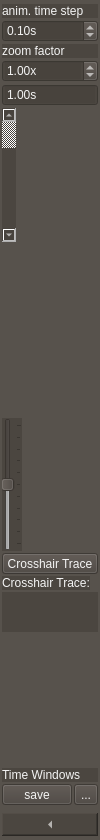
This is src/pyphoplacecellanalysis/GUI/Qt/ZoomAndNavigationSidebarControls/Spike3DRasterLeftSidebarControlBarWidget.ui in CommanderPho/pyPhoPlaceCellAnalysis as Qt 5 draws it before an edit. The edited form follows.
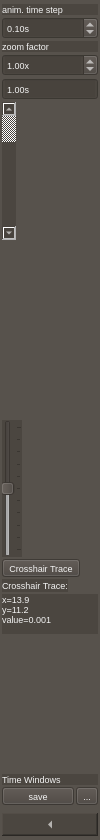
This is the edited form. Icons and pictures are not drawn. Custom widgets are drawn as their Qt base class.

Commit message: made left sidebar trace crosshair font smaller to see posterior values -- works for CustomMatplotlibWidget-based tracks

The edit to the form file:
```diff
--- a/src/pyphoplacecellanalysis/GUI/Qt/ZoomAndNavigationSidebarControls/Spike3DRasterLeftSidebarControlBarWidget.ui
+++ b/src/pyphoplacecellanalysis/GUI/Qt/ZoomAndNavigationSidebarControls/Spike3DRasterLeftSidebarControlBarWidget.ui
@@ -28,6 +28,11 @@
     <height>0</height>
    </size>
   </property>
+  <property name="font">
+   <font>
+    <pointsize>7</pointsize>
+   </font>
+  </property>
   <property name="styleSheet">
    <string notr="true">background-color: rgb(71, 58, 46);
 border-color: rgb(207, 207, 207);
@@ -283,12 +288,28 @@
          <height>100</height>
         </size>
        </property>
+       <property name="font">
+        <font>
+         <pointsize>7</pointsize>
+        </font>
+       </property>
        <property name="text">
-        <string/>
+        <string notr="true">x=13.9
+y=11.2
+value=0.001</string>
+       </property>
+       <property name="textFormat">
+        <enum>Qt::PlainText</enum>
+       </property>
+       <property name="scaledContents">
+        <bool>true</bool>
        </property>
        <property name="alignment">
         <set>Qt::AlignLeading|Qt::AlignLeft|Qt::AlignTop</set>
        </property>
+       <property name="wordWrap">
+        <bool>true</bool>
+       </property>
       </widget>
      </item>
      <item>
```
Left out of the diff: 3 changed lines with no effect on the pictures. The commit also changes 2 other files.
